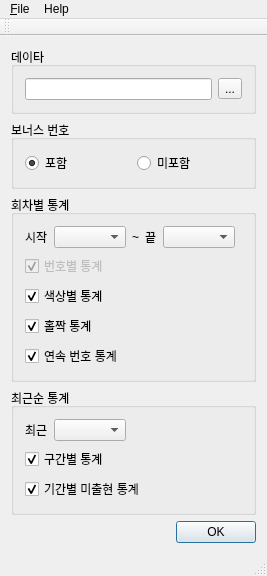
The window that src/formFiles/MainWindow.ui (fsest4u/Taurus) describes before a commit, drawn with Qt 5.
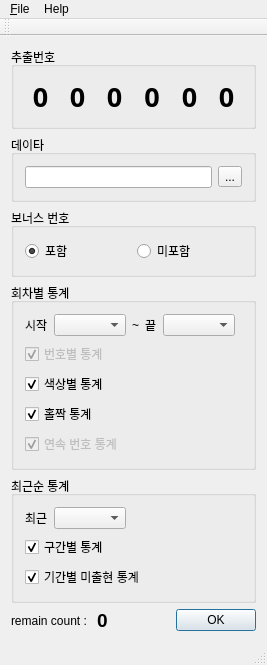
The same window after the commit.

Commit message: 5회로 사용회수 제한 추출번호 화면에 표시 설정파일 이름 변경 미출현 번호 최대 2개 포함

```diff
--- a/src/formFiles/MainWindow.ui
+++ b/src/formFiles/MainWindow.ui
@@ -7,15 +7,226 @@
     <x>0</x>
     <y>0</y>
     <width>267</width>
-    <height>496</height>
+    <height>575</height>
    </rect>
   </property>
   <property name="windowTitle">
    <string>Taurus</string>
   </property>
   <widget class="QWidget" name="centralWidget">
-   <layout class="QGridLayout" name="gridLayout_6">
+   <layout class="QGridLayout" name="gridLayout_9">
     <item row="0" column="0">
+     <widget class="QGroupBox" name="groupBox_2">
+      <property name="title">
+       <string>추출번호</string>
+      </property>
+      <layout class="QGridLayout" name="gridLayout_8">
+       <item row="0" column="0">
+        <layout class="QGridLayout" name="gridLayout_6">
+         <item row="0" column="0">
+          <widget class="QLabel" name="lotto0">
+           <property name="font">
+            <font>
+             <family>맑은 고딕</family>
+             <pointsize>20</pointsize>
+             <weight>75</weight>
+             <bold>true</bold>
+            </font>
+           </property>
+           <property name="styleSheet">
+            <string notr="true"/>
+           </property>
+           <property name="frameShadow">
+            <enum>QFrame::Plain</enum>
+           </property>
+           <property name="lineWidth">
+            <number>0</number>
+           </property>
+           <property name="midLineWidth">
+            <number>0</number>
+           </property>
+           <property name="text">
+            <string>0</string>
+           </property>
+           <property name="scaledContents">
+            <bool>false</bool>
+           </property>
+           <property name="alignment">
+            <set>Qt::AlignCenter</set>
+           </property>
+          </widget>
+         </item>
+         <item row="0" column="1">
+          <widget class="QLabel" name="lotto1">
+           <property name="font">
+            <font>
+             <family>맑은 고딕</family>
+             <pointsize>20</pointsize>
+             <weight>75</weight>
+             <bold>true</bold>
+            </font>
+           </property>
+           <property name="styleSheet">
+            <string notr="true"/>
+           </property>
+           <property name="frameShadow">
+            <enum>QFrame::Plain</enum>
+           </property>
+           <property name="lineWidth">
+            <number>0</number>
+           </property>
+           <property name="midLineWidth">
+            <number>0</number>
+           </property>
+           <property name="text">
+            <string>0</string>
+           </property>
+           <property name="scaledContents">
+            <bool>false</bool>
+           </property>
+           <property name="alignment">
+            <set>Qt::AlignCenter</set>
+           </property>
+          </widget>
+         </item>
+         <item row="0" column="2">
+          <widget class="QLabel" name="lotto2">
+           <property name="font">
+            <font>
+             <family>맑은 고딕</family>
+             <pointsize>20</pointsize>
+             <weight>75</weight>
+             <bold>true</bold>
+            </font>
+           </property>
+           <property name="styleSheet">
+            <string notr="true"/>
+           </property>
+           <property name="frameShadow">
+            <enum>QFrame::Plain</enum>
+           </property>
+           <property name="lineWidth">
+            <number>0</number>
+           </property>
+           <property name="midLineWidth">
+            <number>0</number>
+           </property>
+           <property name="text">
+            <string>0</string>
+           </property>
+           <property name="scaledContents">
+            <bool>false</bool>
+           </property>
+           <property name="alignment">
+            <set>Qt::AlignCenter</set>
+           </property>
+          </widget>
+         </item>
+         <item row="0" column="3">
+          <widget class="QLabel" name="lotto3">
+           <property name="font">
+            <font>
+             <family>맑은 고딕</family>
+             <pointsize>20</pointsize>
+             <weight>75</weight>
+             <bold>true</bold>
+            </font>
+           </property>
+           <property name="styleSheet">
+            <string notr="true"/>
+           </property>
+           <property name="frameShadow">
+            <enum>QFrame::Plain</enum>
+           </property>
+           <property name="lineWidth">
+            <number>0</number>
+           </property>
+           <property name="midLineWidth">
+            <number>0</number>
+           </property>
+           <property name="text">
+            <string>0</string>
+           </property>
+           <property name="scaledContents">
+            <bool>false</bool>
+           </property>
+           <property name="alignment">
+            <set>Qt::AlignCenter</set>
+           </property>
+          </widget>
+         </item>
+         <item row="0" column="4">
+          <widget class="QLabel" name="lotto4">
+           <property name="font">
+            <font>
+             <family>맑은 고딕</family>
+             <pointsize>20</pointsize>
+             <weight>75</weight>
+             <bold>true</bold>
+            </font>
+           </property>
+           <property name="styleSheet">
+            <string notr="true"/>
+           </property>
+           <property name="frameShadow">
+            <enum>QFrame::Plain</enum>
+           </property>
+           <property name="lineWidth">
+            <number>0</number>
+           </property>
+           <property name="midLineWidth">
+            <number>0</number>
+           </property>
+           <property name="text">
+            <string>0</string>
+           </property>
+           <property name="scaledContents">
+            <bool>false</bool>
+           </property>
+           <property name="alignment">
+            <set>Qt::AlignCenter</set>
+           </property>
+          </widget>
+         </item>
+         <item row="0" column="5">
+          <widget class="QLabel" name="lotto5">
+           <property name="font">
+            <font>
+             <family>맑은 고딕</family>
+             <pointsize>20</pointsize>
+             <weight>75</weight>
+             <bold>true</bold>
+            </font>
+           </property>
+           <property name="styleSheet">
+            <string notr="true"/>
+           </property>
+           <property name="frameShadow">
+            <enum>QFrame::Plain</enum>
+           </property>
+           <property name="lineWidth">
+            <number>0</number>
+           </property>
+           <property name="midLineWidth">
+            <number>0</number>
+           </property>
+           <property name="text">
+            <string>0</string>
+           </property>
+           <property name="scaledContents">
+            <bool>false</bool>
+           </property>
+           <property name="alignment">
+            <set>Qt::AlignCenter</set>
+           </property>
+          </widget>
+         </item>
+        </layout>
+       </item>
+      </layout>
+     </widget>
+    </item>
+    <item row="1" column="0">
      <widget class="QGroupBox" name="dataBox">
       <property name="title">
        <string>데이타</string>
@@ -48,7 +259,7 @@
       </layout>
      </widget>
     </item>
-    <item row="1" column="0">
+    <item row="2" column="0">
      <widget class="QGroupBox" name="bonusBox">
       <property name="title">
        <string>보너스 번호</string>
@@ -77,7 +288,7 @@
       </layout>
      </widget>
     </item>
-    <item row="2" column="0">
+    <item row="3" column="0">
      <widget class="QGroupBox" name="optionBox">
       <property name="title">
        <string>회차별 통계</string>
@@ -221,6 +432,9 @@
         <layout class="QGridLayout" name="optionLayoutContinue">
          <item row="0" column="0">
           <widget class="QCheckBox" name="cbContinue">
+           <property name="enabled">
+            <bool>false</bool>
+           </property>
            <property name="text">
             <string>연속 번호 통계</string>
            </property>
@@ -247,12 +461,12 @@
       </layout>
      </widget>
     </item>
-    <item row="3" column="0">
+    <item row="4" column="0">
      <widget class="QGroupBox" name="groupBox">
       <property name="title">
        <string>최근순 통계</string>
       </property>
-      <layout class="QGridLayout" name="gridLayout_4">
+      <layout class="QGridLayout" name="gridLayout_7">
        <item row="0" column="0">
         <layout class="QGridLayout" name="gridLayout_3">
          <item row="0" column="0">
@@ -337,18 +551,46 @@
       </layout>
      </widget>
     </item>
-    <item row="4" column="0">
-     <widget class="QDialogButtonBox" name="buttonBox">
-      <property name="autoFillBackground">
-       <bool>false</bool>
-      </property>
-      <property name="standardButtons">
-       <set>QDialogButtonBox::Ok</set>
-      </property>
-      <property name="centerButtons">
-       <bool>false</bool>
-      </property>
-     </widget>
+    <item row="5" column="0">
+     <layout class="QGridLayout" name="gridLayout_4">
+      <item row="0" column="0">
+       <widget class="QLabel" name="label_5">
+        <property name="text">
+         <string>remain count : </string>
+        </property>
+       </widget>
+      </item>
+      <item row="0" column="1">
+       <widget class="QLabel" name="remainCount">
+        <property name="font">
+         <font>
+          <pointsize>14</pointsize>
+          <weight>75</weight>
+          <bold>true</bold>
+         </font>
+        </property>
+        <property name="text">
+         <string>0</string>
+        </property>
+        <property name="alignment">
+         <set>Qt::AlignCenter</set>
+        </property>
+       </widget>
+      </item>
+      <item row="0" column="2">
+       <widget class="QDialogButtonBox" name="buttonBox">
+        <property name="autoFillBackground">
+         <bool>false</bool>
+        </property>
+        <property name="standardButtons">
+         <set>QDialogButtonBox::Ok</set>
+        </property>
+        <property name="centerButtons">
+         <bool>false</bool>
+        </property>
+       </widget>
+      </item>
+     </layout>
     </item>
    </layout>
   </widget>
```
The commit also changes 6 other files.
